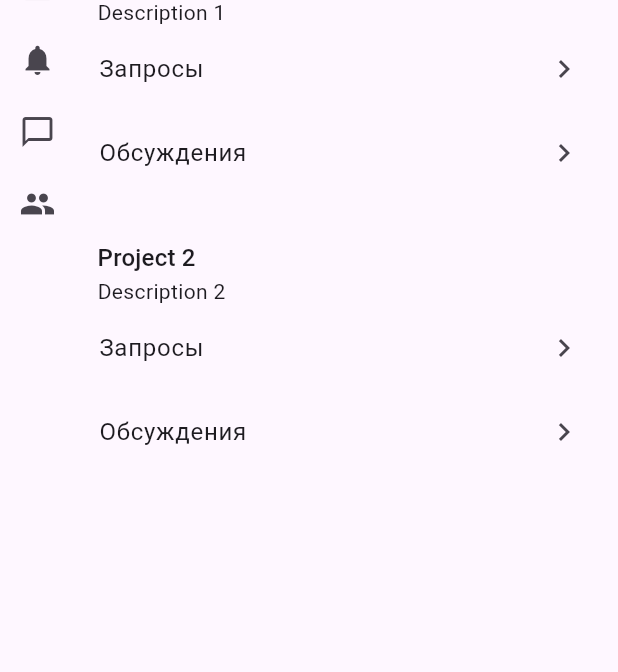
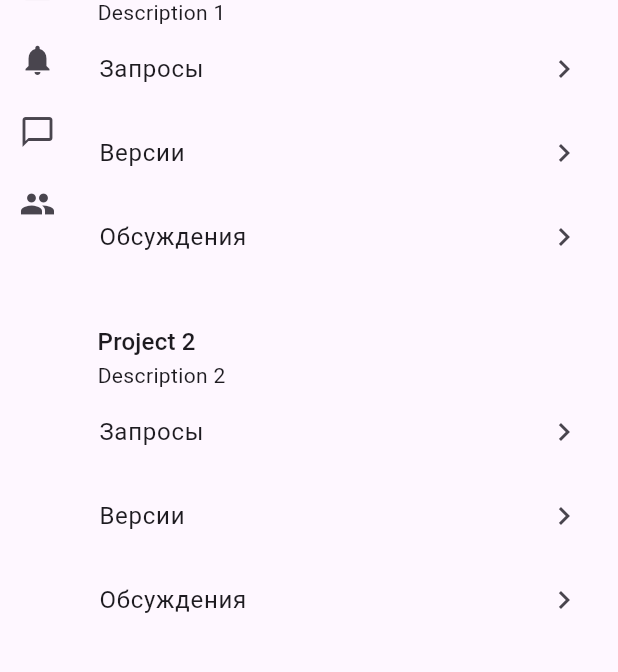
Before and after one commit to idushii/pechkin_flutter, a Flutter app: the screen it shows after launch, on a phone screen of 412 x 824 dp, the part 123-795 px from its top. Run offline on Flutter 3.47's test engine with Material 3 defaults, Android fonts, the phone set to English and light mode, and no system bars; our stand-ins replace go_router, reactive_forms.

Commit message:
Работа над просмотром / редактированием проекта

```diff
--- a/lib/screens/project/widgets/projects_groups_list.dart
+++ b/lib/screens/project/widgets/projects_groups_list.dart
@@ -34,7 +34,7 @@ class _ProjectGroupsListState extends State<ProjectGroupsList> {
               return [
                 const PopupMenuItem(value: 1, child: Text('Добавить запрос')),
                 const PopupMenuItem(value: 1, child: Text('Изменить')),
-                const PopupMenuItem(value: 1, child: Text('Удалить')),
+                const PopupMenuItem(value: 1, child: Text('Поделиться')),
               ];
             }
           )),
--- a/lib/screens/projects_screen.dart
+++ b/lib/screens/projects_screen.dart
@@ -29,14 +29,15 @@ class ProjectsScreen extends StatelessWidget {
               child: ProjectList(),
             ),
             if (w > 1000)
-              Flexible(
+              const Flexible(
                 flex: 3,
-                child: Container(
-                    child: Column(
-                      children: [
-                        Text('Тут будет инфа, общая для всех проектов')
-                      ]
-                    )
+                child: Column(
+                  crossAxisAlignment: CrossAxisAlignment.start,
+                  children: [
+                    Text('Тут будет инфа, общая для всех проектов.'),
+                    Text('Так же тут будет список версий для проекта, если тыкнуть на кнопку "Версии"'),
+                    Text('Или обсуждения, если тыкнуть на кнопку "Обсуждения"'),
+                  ]
                 ),
               ),
           ],
--- a/lib/shared/projects_list_item.dart
+++ b/lib/shared/projects_list_item.dart
@@ -29,6 +29,12 @@ class ProjectsListItem extends StatelessWidget {
               context.goNamed(ProjectViewScreen.routeName, pathParameters: {'id': project.id.toString()});
             }),
         ListTile(
+            title: const Text('Версии'),
+            trailing: const Icon(Icons.chevron_right),
+            onTap: () {
+
+            }),
+        ListTile(
             title: const Text('Обсуждения'),
             trailing: const Icon(Icons.chevron_right),
             onTap: () {
```
Also changed, not shown: lib/screens/project/project_edit_screen.dart (+22 -6 lines), lib/screens/project/project_view_screen.dart (+12 -4 lines).
